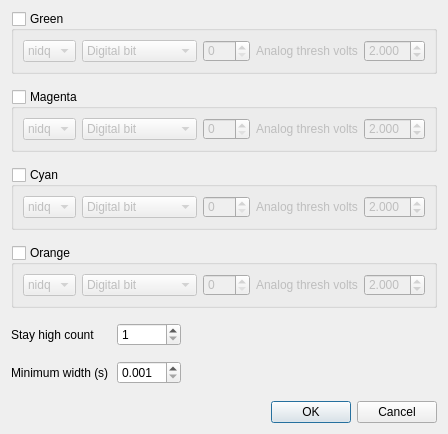
This is Forms/ColorTTLDialog.ui in billkarsh/SpikeGLX as Qt 5 draws it before an edit. The edited form follows.
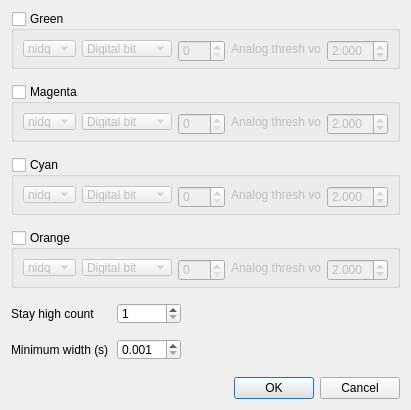
This is the edited form.

Commit message: ShankMap editor handles zero neural channels

Diff of the .ui file:
```diff
--- a/Forms/ColorTTLDialog.ui
+++ b/Forms/ColorTTLDialog.ui
@@ -9,10 +9,16 @@
    <rect>
     <x>0</x>
     <y>0</y>
-    <width>407</width>
+    <width>411</width>
     <height>410</height>
    </rect>
   </property>
+  <property name="minimumSize">
+   <size>
+    <width>411</width>
+    <height>410</height>
+   </size>
+  </property>
   <property name="windowTitle">
    <string>Color TTL Events</string>
   </property>
```
The commit also changes 2 other files.
